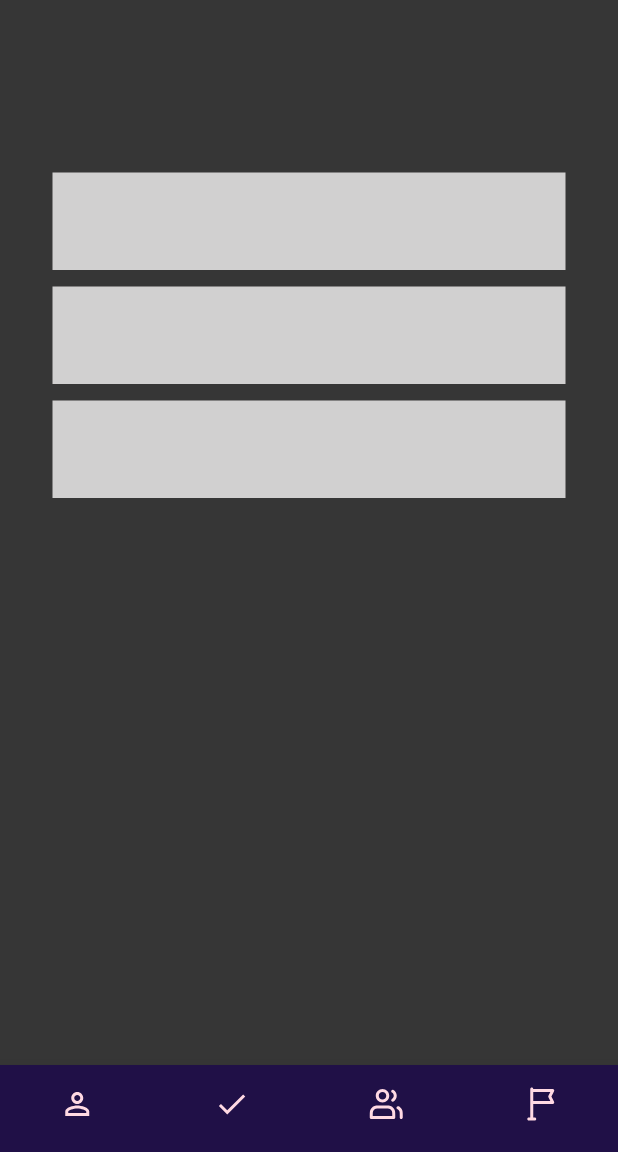
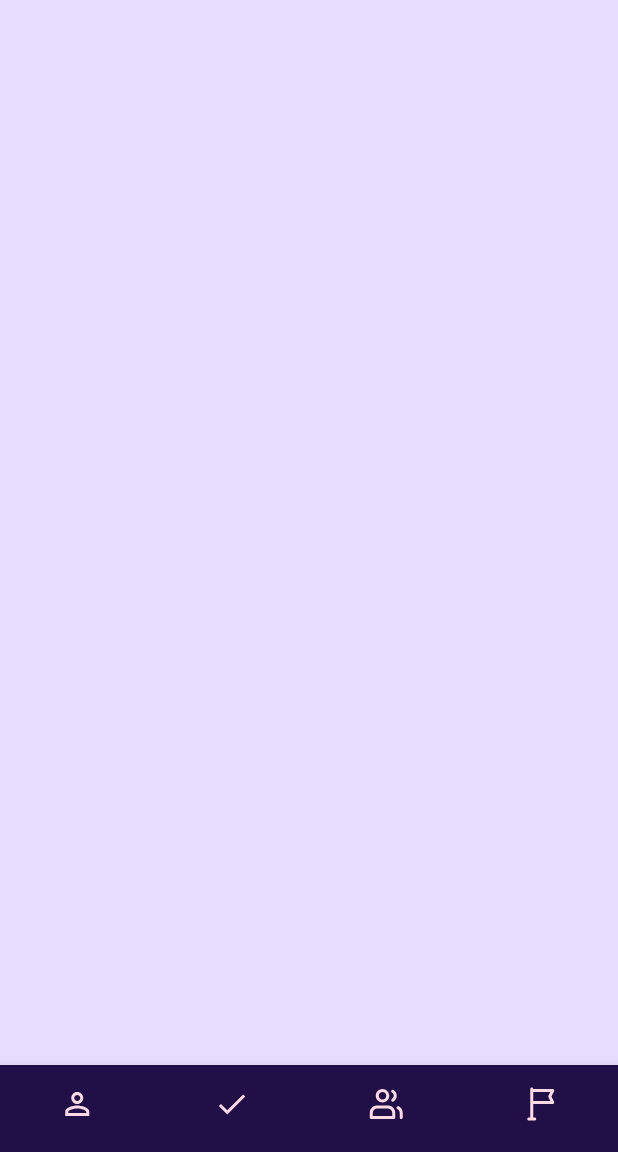
Before and after one commit to unf0rg1v3n/habitega, a Flutter app: the screen it shows after launch, on a phone screen of 412 x 824 dp, the part 84-1236 px from its top. Run offline on Flutter 3.47's test engine with Material 3 defaults, Android fonts, the phone set to English and light mode, and no system bars; our stand-ins replace flutter_svg.

Commit message:
main update

```diff
--- a/lib/design/colors.dart
+++ b/lib/design/colors.dart
@@ -2,9 +2,11 @@ import 'dart:ui';
 
 const Color AppBarColor = Color(0xFF65558F);
 
+const Color backgroundColor = const Color(0xFFE9DDFF);
+
 const Color BottomNavigationBarColor = Color(0xFF201047);
 
-const Color backgroundColor = Color(0xFF363636);
+const Color containerColor = Color(0xFFFFFFFF);
 
 const Color mainColor = Color(0xFF424141);
 
--- a/lib/pages/Tasks_page.dart
+++ b/lib/pages/Tasks_page.dart
@@ -13,9 +13,15 @@ class Taskspage extends StatelessWidget {
     Enabled() => null;
     return Scaffold(
         appBar: AppBar(
-            leading: Container(padding: EdgeInsets.all(12), child: SvgPicture.asset("assets/icons/barWhite.svg", width: 24, height: 24)),
+            leading: Container(
+                padding: EdgeInsets.all(12),
+                child: SvgPicture.asset("assets/icons/barWhite.svg",
+                    width: 24, height: 24)),
             backgroundColor: AppBarColor,
-            title: const Align(alignment: Alignment.topRight, child: Text("Habitega", style: TextStyle(color: Colors.white)))),
+            title: const Align(
+                alignment: Alignment.topRight,
+                child:
+                    Text("Habitega", style: TextStyle(color: Colors.white)))),
         bottomNavigationBar: BottomNavigationBar(
             backgroundColor: const Color(0xFF201047),
             type: BottomNavigationBarType.fixed,
@@ -35,6 +41,8 @@ class Taskspage extends StatelessWidget {
                   icon: SvgPicture.asset("assets/icons/goals.svg"),
                   label: 'Goals')
             ]),
-        body: Container(color: backgroundColor, child: const taskslist())); //
+        body: Container(
+            color: backgroundColor,
+            child: Column(children: [Container(color: containerColor), Container(color: containerColor)]))); //
   }
 }
```
